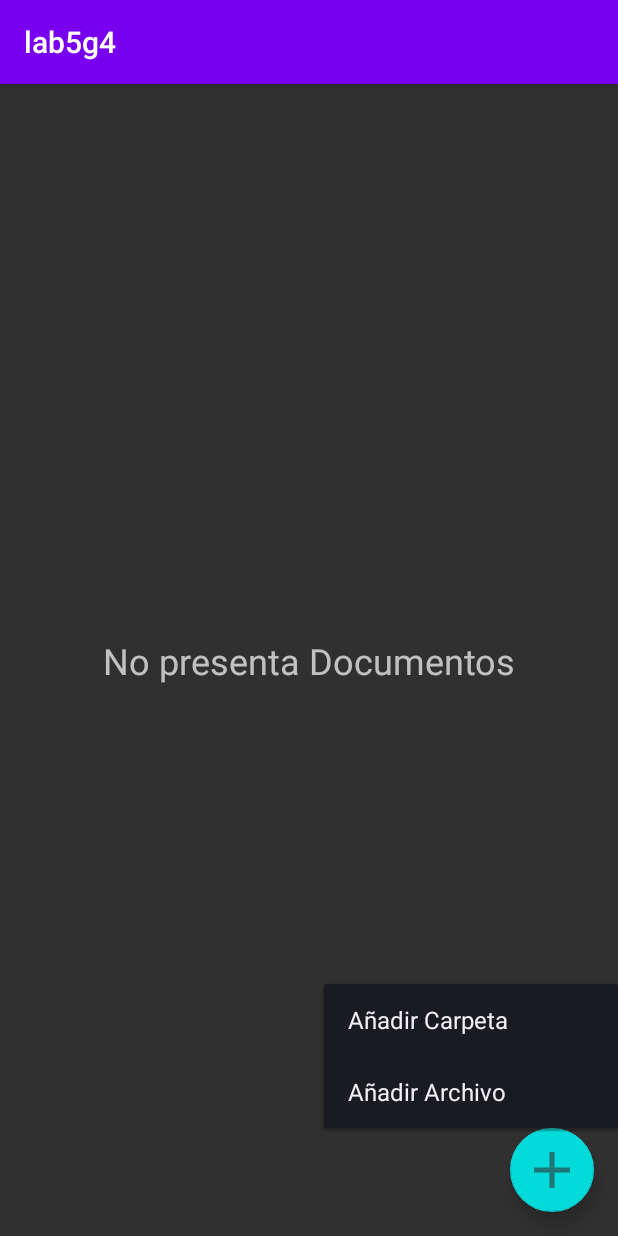
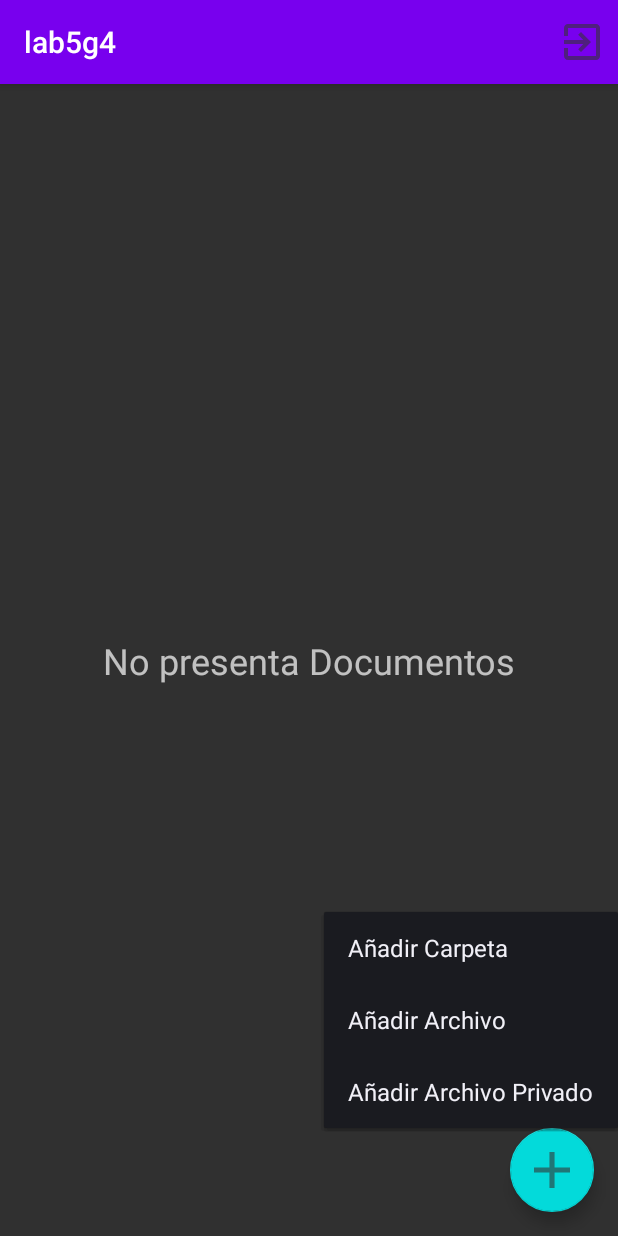
Before and after one commit to SamuelCaro/lab5g4, an Android app: the PrincipalActivity screen opened directly, with no data from a screen before it, after a tap on "AñadirElementos", on a phone screen of 412 x 824 dp. Run offline under Robolectric (Android 15) with nearby library versions, the phone set to English and light mode, and no system bars; our stand-ins replace Firebase (no records; nobody signed in at launch, a user with empty details on screens opened directly); libraries missing offline, so code that uses them is left out: com.firebase.ui; 1 statement that could not run was skipped.

Commit message:
con logout

```diff
--- a/app/src/main/java/pe/pucp/tel306/firebox/Activities/MainActivity.java
+++ b/app/src/main/java/pe/pucp/tel306/firebox/Activities/MainActivity.java
@@ -1,4 +1,10 @@
 package pe.pucp.tel306.firebox.Activities;
+
+import android.content.Intent;
+import android.os.Bundle;
+import android.util.Log;
+import android.view.View;
+import android.widget.Toast;
 
 import androidx.annotation.NonNull;
 import androidx.annotation.Nullable;
@@ -6,19 +12,11 @@ import androidx.appcompat.app.AppCompatActivity;
 import androidx.fragment.app.FragmentManager;
 import androidx.fragment.app.FragmentTransaction;
 
-import android.content.Intent;
-import android.os.Bundle;
-import android.util.Log;
-import android.view.View;
-import android.widget.Toast;
-
 import com.firebase.ui.auth.AuthUI;
 import com.google.android.gms.tasks.OnCompleteListener;
 import com.google.android.gms.tasks.Task;
 import com.google.firebase.auth.FirebaseAuth;
 import com.google.firebase.auth.FirebaseUser;
-import com.google.firebase.storage.FirebaseStorage;
-import com.google.firebase.storage.StorageReference;
 
 import java.util.Arrays;
 import java.util.List;
@@ -28,7 +26,6 @@ import pe.pucp.tel306.firebox.R;
 
 public class MainActivity extends AppCompatActivity {
 
-    StorageReference storage = FirebaseStorage.getInstance().getReference();
 
     @Override
     protected void onCreate(Bundle savedInstanceState) {
@@ -64,8 +61,7 @@ public class MainActivity extends AppCompatActivity {
         final FirebaseUser currentUser = FirebaseAuth.getInstance().getCurrentUser();
         if (currentUser != null) {
             if (currentUser.isEmailVerified()) {
-                StorageReference reference= storage.child(currentUser.getUid()); //Aquí se crea la carpeta del usuario creado
-
+                //La carpeta se creara a penas se añada un archivo
                 goToMainScreen();
             } else {
                 currentUser.reload().addOnCompleteListener(new OnCompleteListener<Void>() {
--- a/app/src/main/java/pe/pucp/tel306/firebox/Activities/PrincipalActivity.java
+++ b/app/src/main/java/pe/pucp/tel306/firebox/Activities/PrincipalActivity.java
@@ -1,35 +1,30 @@
 package pe.pucp.tel306.firebox.Activities;
 
-import androidx.annotation.NonNull;
-import androidx.annotation.Nullable;
-import androidx.appcompat.app.AppCompatActivity;
-import androidx.appcompat.widget.ActivityChooserView;
-import androidx.core.app.ActivityCompat;
-import androidx.core.content.ContextCompat;
-import androidx.recyclerview.widget.LinearLayoutManager;
-import androidx.recyclerview.widget.RecyclerView;
-
 import android.Manifest;
-import android.app.Activity;
 import android.app.AlertDialog;
-import android.content.Context;
 import android.content.DialogInterface;
 import android.content.Intent;
 import android.content.pm.PackageManager;
 import android.database.Cursor;
 import android.net.Uri;
 import android.os.Bundle;
-import android.os.Environment;
 import android.provider.OpenableColumns;
 import android.util.Log;
+import android.view.Menu;
 import android.view.MenuItem;
 import android.view.View;
-import android.widget.Button;
 import android.widget.EditText;
-import android.widget.ImageView;
 import android.widget.PopupMenu;
 import android.widget.TextView;
 import android.widget.Toast;
+
+import androidx.annotation.NonNull;
+import androidx.annotation.Nullable;
+import androidx.appcompat.app.AppCompatActivity;
+import androidx.core.app.ActivityCompat;
+import androidx.core.content.ContextCompat;
+import androidx.recyclerview.widget.LinearLayoutManager;
+import androidx.recyclerview.widget.RecyclerView;
 
 import com.firebase.ui.auth.AuthUI;
 import com.google.android.gms.tasks.OnCompleteListener;
@@ -45,9 +40,7 @@ import com.google.firebase.storage.StorageMetadata;
 import com.google.firebase.storage.StorageReference;
 import com.google.firebase.storage.UploadTask;
 
-import java.io.File;
 import java.util.ArrayList;
-import java.util.HashMap;
 
 import pe.pucp.tel306.firebox.Adapters.ListaArchivosAdapter;
 import pe.pucp.tel306.firebox.R;
@@ -103,7 +96,7 @@ public class PrincipalActivity extends AppCompatActivity {
                                         if (nombreTv.getText().toString().equals(""))
                                         {
                                             nombreTv.setError("Se debe indicar el nombre de la carpeta");
-                                            Toast.makeText(PrincipalActivity.this,"Se debe indicar el nombre de la carpeta",Toast.LENGTH_SHORT).show();;
+                                            Toast.makeText(PrincipalActivity.this,"Se debe indicar el nombre de la carpeta",Toast.LENGTH_SHORT).show();
                                         }
                                         else
                                         {
@@ -118,6 +111,12 @@ public class PrincipalActivity extends AppCompatActivity {
                                 builder.show();
                                 return true;
                             }
+                            case R.id.añadirArchivoPrivado:
+                            {
+                                //Todo marce tu mismo eres
+                                return true;
+                            }
+
                             default:return false;
                         }
                     }
@@ -212,8 +211,8 @@ public class PrincipalActivity extends AppCompatActivity {
                 }
 
                 //Se obtienen los archivos
-                for (StorageReference item : listResult.getItems()) references.add(item);
-                Log.d(TAG, "onSuccess:" + String.valueOf(references.size()));
+                references.addAll(listResult.getItems());
+                Log.d(TAG, "onSuccess:" + references.size());
 
                 //Esto es para mostrar cuando no hay nada
                 TextView hayElementos = findViewById(R.id.ceroDocumentos);
@@ -231,7 +230,7 @@ public class PrincipalActivity extends AppCompatActivity {
 
 
     //Esto es para cerrar la sesion
-    public void cerrarSesion(View view)
+    public void cerrarSesion()
     {
         AuthUI.getInstance().signOut(this).addOnSuccessListener(new OnSuccessListener<Void>() {
             @Override
@@ -244,7 +243,7 @@ public class PrincipalActivity extends AppCompatActivity {
     }
 
     //Para validar los permisos de escritura cuando se descarga
-    public boolean validadPermisosDeEscritura(View view)
+    public boolean validadPermisosDeEscritura()
     {
         int permiso = ContextCompat.checkSelfPermission(this, Manifest.permission.WRITE_EXTERNAL_STORAGE);
 
@@ -271,7 +270,7 @@ public class PrincipalActivity extends AppCompatActivity {
             Log.d("infoApp", "Permisos concedidos");
 
             if(requestCode == 1) { //DM
-                validadPermisosDeEscritura(null);
+                validadPermisosDeEscritura();
             }
         } else {
             Log.d("infoApp", "no se brindaron los permisos");
@@ -312,6 +311,20 @@ public class PrincipalActivity extends AppCompatActivity {
             listarDocumentos();
         }
     }
+    @Override
+    public boolean onCreateOptionsMenu(Menu menu) {
+        getMenuInflater().inflate(R.menu.app_bar,menu);
+        return true;
+    }
+
+    public boolean onOptionsItemSelected(@NonNull MenuItem item) {
+        switch (item.getItemId())
+        {
+            case R.id.logout: cerrarSesion();
+        }
+        return super.onOptionsItemSelected(item);
+    }
+
 
     //Se crea el set de la referencia que se usa en el adapter
     public void setReferenciaCarpeta(StorageReference referenciaCarpeta) {
--- a/app/src/main/java/pe/pucp/tel306/firebox/Adapters/ListaArchivosAdapter.java
+++ b/app/src/main/java/pe/pucp/tel306/firebox/Adapters/ListaArchivosAdapter.java
@@ -174,8 +174,8 @@ public class ListaArchivosAdapter extends RecyclerView.Adapter<ListaArchivosAdap
                         {
                             //Se piden los permisos
                             PrincipalActivity principalActivity = (PrincipalActivity) context;
-                            principalActivity.validadPermisosDeEscritura(itemView);
-                            if(principalActivity.validadPermisosDeEscritura(itemView))
+                            principalActivity.validadPermisosDeEscritura();
+                            if(principalActivity.validadPermisosDeEscritura())
                             {
                                 //Se descarga en downloads
                                 File directorio = Environment.getExternalStoragePublicDirectory(Environment.DIRECTORY_DOWNLOADS);
--- /dev/null
+++ b/app/src/main/res/drawable-anydpi/logout.xml
@@ -0,0 +1,16 @@
+<vector xmlns:android="http://schemas.android.com/apk/res/android"
+    android:width="24dp"
+    android:height="24dp"
+    android:viewportWidth="24"
+    android:viewportHeight="24"
+    android:tint="#333333"
+    android:alpha="0.6">
+  <group android:scaleX="1.3333334"
+      android:scaleY="1.3333334"
+      android:translateX="-4"
+      android:translateY="-4">
+    <path
+        android:fillColor="@android:color/white"
+        android:pathData="M10.09,15.59L11.5,17l5,-5 -5,-5 -1.41,1.41L12.67,11H3v2h9.67l-2.58,2.59zM19,3H5c-1.11,0 -2,0.9 -2,2v4h2V5h14v14H5v-4H3v4c0,1.1 0.89,2 2,2h14c1.1,0 2,-0.9 2,-2V5c0,-1.1 -0.9,-2 -2,-2z"/>
+  </group>
+</vector>
--- a/app/src/main/res/menu/anadir_archivos.xml
+++ b/app/src/main/res/menu/anadir_archivos.xml
@@ -4,8 +4,11 @@
 
     <item
         android:id="@+id/añadirCarpeta"
-        android:title="Añadir Carpeta" />
+        android:title="@string/a_adir_carpeta" />
     <item
         android:id="@+id/añadirArchivo"
-        android:title="Añadir Archivo" />
+        android:title="@string/a_adir_archivo" />
+    <item
+        android:id="@+id/añadirArchivoPrivado"
+        android:title="@string/a_adir_archivo_privado" />
 </menu>
--- /dev/null
+++ b/app/src/main/res/menu/app_bar.xml
@@ -0,0 +1,11 @@
+<?xml version="1.0" encoding="utf-8"?>
+<menu xmlns:app="http://schemas.android.com/apk/res-auto"
+    xmlns:android="http://schemas.android.com/apk/res/android">
+
+    <item
+        android:id="@+id/logout"
+        android:icon="@drawable/logout"
+        android:title="@string/cerrar_sesion"
+        android:visible="true"
+        app:showAsAction="always" />
+</menu>
--- a/app/src/main/res/values/strings.xml
+++ b/app/src/main/res/values/strings.xml
@@ -2,7 +2,6 @@
     <string name="app_name">lab5g4</string>
     <string name="bienvenido_a_firebox">Bienvenido a Firebox</string>
     <string name="log_in">Log in</string>
-    <!-- TODO: Remove or change this placeholder text -->
     <string name="hello_blank_fragment">Hello blank fragment</string>
     <string name="cerrar_sesion">Cerrar sesion</string>
     <string name="a_adirelementos">AñadirElementos</string>
@@ -11,4 +10,7 @@
     <string name="renombrar">Renombrar</string>
     <string name="descargar">Descargar</string>
     <string name="borrar">Borrar</string>
+    <string name="a_adir_carpeta">Añadir Carpeta</string>
+    <string name="a_adir_archivo">Añadir Archivo</string>
+    <string name="a_adir_archivo_privado">Añadir Archivo Privado</string>
 </resources>
```
Also changed, not shown: app/src/main/res/drawable-hdpi/logout.png (added), app/src/main/res/drawable-mdpi/logout.png (added), app/src/main/res/drawable-xhdpi/logout.png (added), app/src/main/res/drawable-xxhdpi/logout.png (added).
